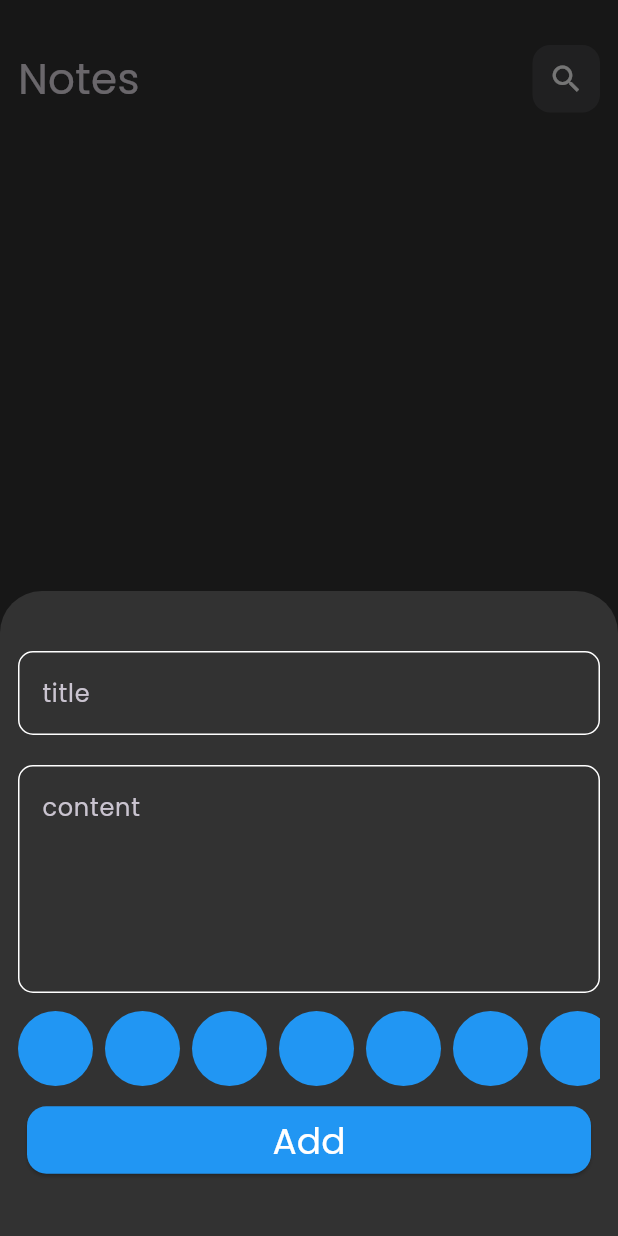
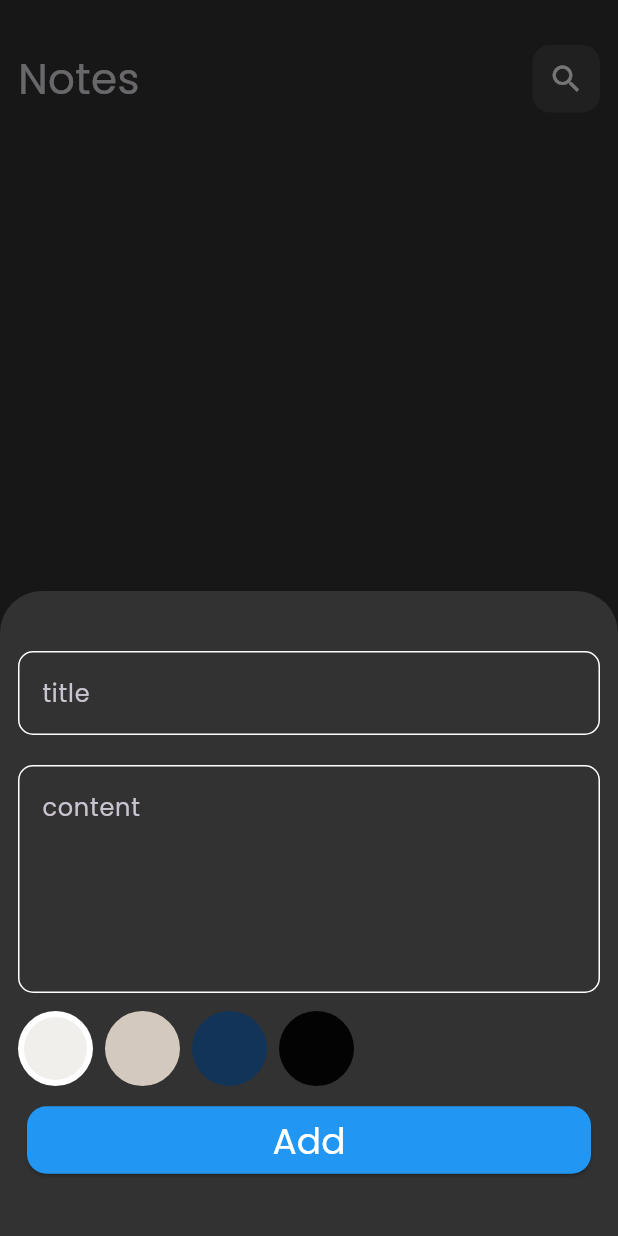
Before and after one commit to alitoson123/notes_app, a Flutter app: the screen it shows after launch, after a tap on the "add" icon, on a phone screen of 412 x 824 dp. Run offline on Flutter 3.47's test engine with Material 3 defaults, Android fonts, the phone set to English and light mode, and no system bars; our stand-ins replace flutter_bloc, hive, hive_flutter; accounts and stored records are empty.

Commit message:
create color list view part 2

```diff
--- a/lib/Widgets/Custom_Colors_list_view.dart
+++ b/lib/Widgets/Custom_Colors_list_view.dart
@@ -1,22 +1,37 @@
 import 'package:flutter/material.dart';
 import 'package:flutter/widgets.dart';
 
-class CustomColorsListView extends StatelessWidget {
+class CustomColorsListView extends StatefulWidget {
   const CustomColorsListView({super.key});
 
   @override
+  State<CustomColorsListView> createState() => _CustomColorsListViewState();
+}
+
+class _CustomColorsListViewState extends State<CustomColorsListView> {
+  int currentIndex = 0;
+  List<Color> ColorList = [
+    Color(0xffF1EFEC),
+    Color(0xffD4C9BE),
+    Color(0xff123458),
+    Color(0xff030303)
+  ];
+  @override
   Widget build(BuildContext context) {
     return SizedBox(
-                  height: 25*2,
+      height: 25 * 2,
       child: ListView.builder(
-                    scrollDirection:Axis.horizontal,
-                    itemCount: 10,
+        scrollDirection: Axis.horizontal,
+        itemCount: ColorList.length,
         itemBuilder: (context, index) {
-                      return Padding(
-                        padding: const EdgeInsets.only(right: 8),
-                        child: CircleAvatar(
-                          backgroundColor: Colors.blue,
-                          radius: 25,
+          return GestureDetector(
+            onTap: () {
+              currentIndex = index;
+              setState(() {});
+            },
+            child: CustomColorItem(
+              isSelected: currentIndex == index ? true : false,
+              color: ColorList[index],
             ),
           );
         },
@@ -24,3 +39,32 @@ class CustomColorsListView extends StatelessWidget {
     );
   }
 }
+
+class CustomColorItem extends StatelessWidget {
+  const CustomColorItem(
+      {super.key, required this.isSelected, required this.color});
+  final bool isSelected;
+  final Color color;
+  @override
+  Widget build(BuildContext context) {
+    return isSelected == true
+        ? Padding(
+            padding: const EdgeInsets.only(right: 8),
+            child: CircleAvatar(
+              backgroundColor: Colors.white,
+              radius: 25,
+              child: CircleAvatar(
+                backgroundColor: color,
+                radius: 21,
+              ),
+            ),
+          )
+        : Padding(
+            padding: const EdgeInsets.only(right: 8),
+            child: CircleAvatar(
+              backgroundColor: color,
+              radius: 25,
+            ),
+          );
+  }
+}
```
Lines whose indentation alone changed are shown as unchanged.
